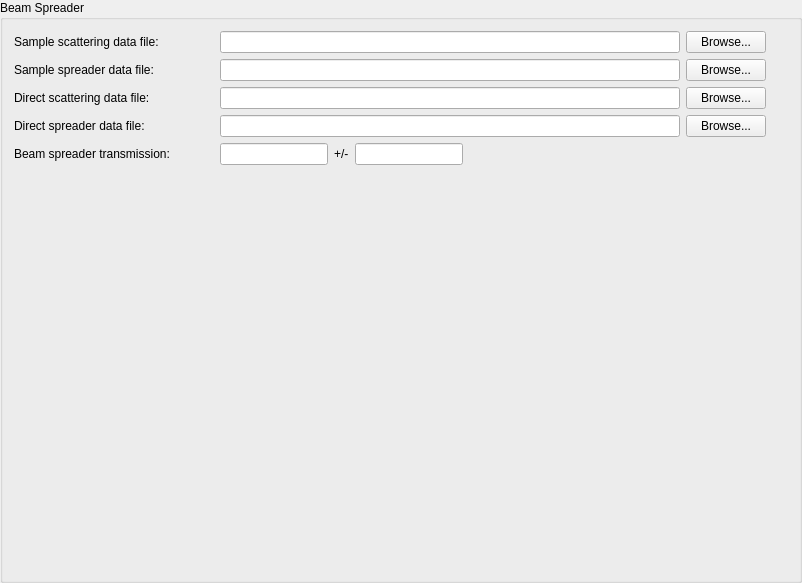
First picture: the form in Code/Mantid/Scripts/Interface/ui/sans/trans_spreader.ui, repository mantidproject/mantid, before the edit.
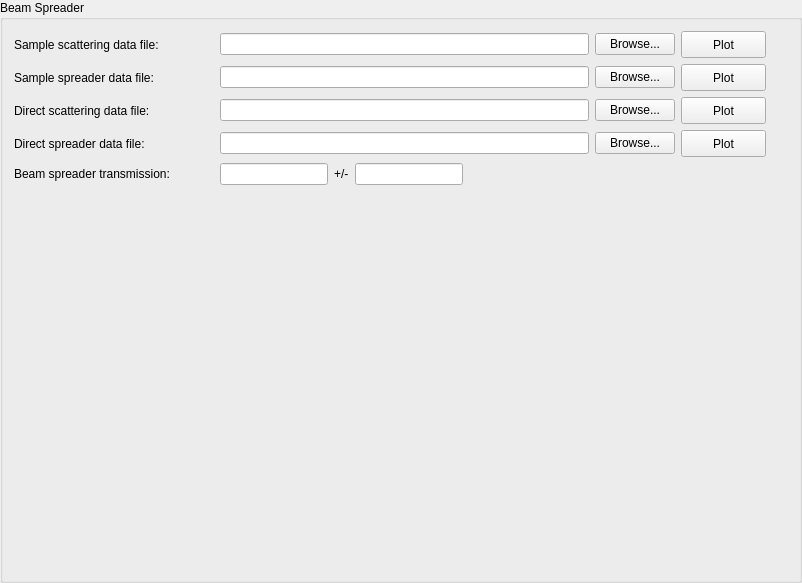
Second picture: the form after the edit.

What changed in the file:
```diff
--- a/Code/Mantid/Scripts/Interface/ui/sans/trans_spreader.ui
+++ b/Code/Mantid/Scripts/Interface/ui/sans/trans_spreader.ui
@@ -304,7 +304,7 @@
        </item>
       </layout>
      </item>
-     <item row="0" column="4">
+     <item row="0" column="5">
       <spacer name="horizontalSpacer">
        <property name="orientation">
         <enum>Qt::Horizontal</enum>
@@ -336,6 +336,82 @@
        </property>
       </spacer>
      </item>
+     <item row="0" column="4">
+      <widget class="QPushButton" name="pushButton">
+       <property name="minimumSize">
+        <size>
+         <width>85</width>
+         <height>27</height>
+        </size>
+       </property>
+       <property name="maximumSize">
+        <size>
+         <width>85</width>
+         <height>27</height>
+        </size>
+       </property>
+       <property name="text">
+        <string>Plot</string>
+       </property>
+      </widget>
+     </item>
+     <item row="1" column="4">
+      <widget class="QPushButton" name="pushButton_2">
+       <property name="minimumSize">
+        <size>
+         <width>85</width>
+         <height>27</height>
+        </size>
+       </property>
+       <property name="maximumSize">
+        <size>
+         <width>85</width>
+         <height>27</height>
+        </size>
+       </property>
+       <property name="text">
+        <string>Plot</string>
+       </property>
+      </widget>
+     </item>
+     <item row="2" column="4">
+      <widget class="QPushButton" name="pushButton_3">
+       <property name="minimumSize">
+        <size>
+         <width>85</width>
+         <height>27</height>
+        </size>
+       </property>
+       <property name="maximumSize">
+        <size>
+         <width>85</width>
+         <height>27</height>
+        </size>
+       </property>
+       <property name="text">
+        <string>Plot</string>
+       </property>
+      </widget>
+     </item>
+     <item row="3" column="4">
+      <widget class="QPushButton" name="pushButton_4">
+       <property name="minimumSize">
+        <size>
+         <width>85</width>
+         <height>27</height>
+        </size>
+       </property>
+       <property name="maximumSize">
+        <size>
+         <width>85</width>
+         <height>27</height>
+        </size>
+       </property>
+       <property name="text">
+        <string>Plot</string>
+       </property>
+      </widget>
+     </item>
     </layout>
    </item>
    <item>
```
